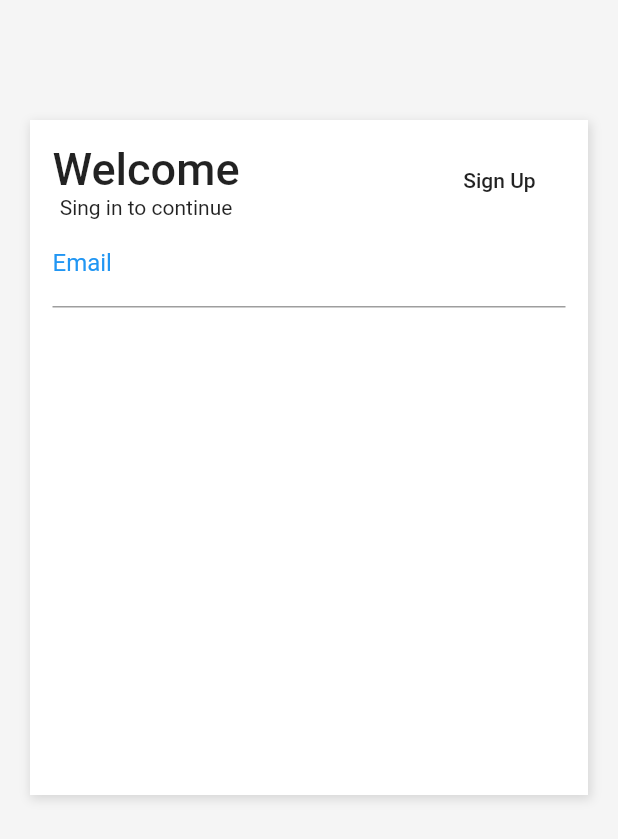
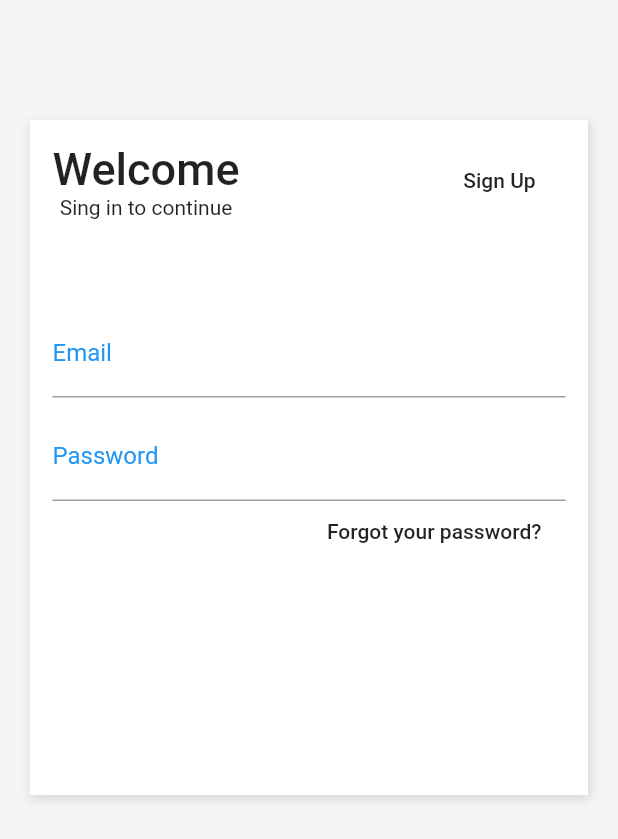
Before and after one commit to jsaintz/shopping-flutter, a Flutter app: the screen it shows after launch, on a phone screen of 412 x 824 dp. Shown: the top 839 px of the screen. Run offline on Flutter 3.47's test engine with Material 2 defaults, Android fonts, the phone set to English and light mode, and no system bars.

Commit message:
Incluindo tela de login.

```diff
--- a/lib/pages/login.page.dart
+++ b/lib/pages/login.page.dart
@@ -52,7 +52,11 @@ class LoginPage extends StatelessWidget {
                         ),
                       ],
                     ),
+                    SizedBox(
+                      height: 60,
+                    ),
                     TextFormField(
+                      // autofocus: true,
                       keyboardType: TextInputType.emailAddress,
                       decoration: InputDecoration(
                         labelText: "Email",
@@ -61,6 +65,30 @@ class LoginPage extends StatelessWidget {
                           fontWeight: FontWeight.w400,
                           fontSize: 16,
                         ),
+                      ),
+                    ),
+                    SizedBox(
+                      height: 10,
+                    ),
+                    TextFormField(
+                      // autofocus: true,
+                      keyboardType: TextInputType.text,
+                      obscureText: true,
+                      decoration: InputDecoration(
+                        labelText: "Password",
+                        labelStyle: TextStyle(
+                          color: Theme.of(context).primaryColor,
+                          fontWeight: FontWeight.w400,
+                          fontSize: 16,
+                        ),
+                      ),
+                    ),
+                    Container(
+                      height: 40,
+                      alignment: Alignment.centerRight,
+                      child: FlatButton(
+                        child: Text("Forgot your password?"),
+                        onPressed: () {},
                       ),
                     ),
                   ],
```
